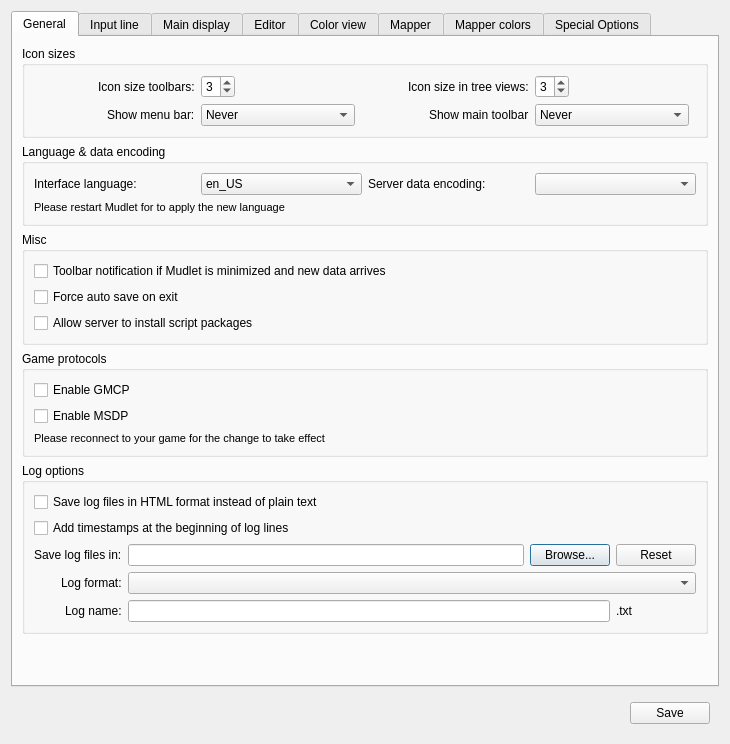
This is src/ui/profile_preferences.ui in Mudlet/Mudlet as Qt 5 draws it before an edit. The edited form follows.
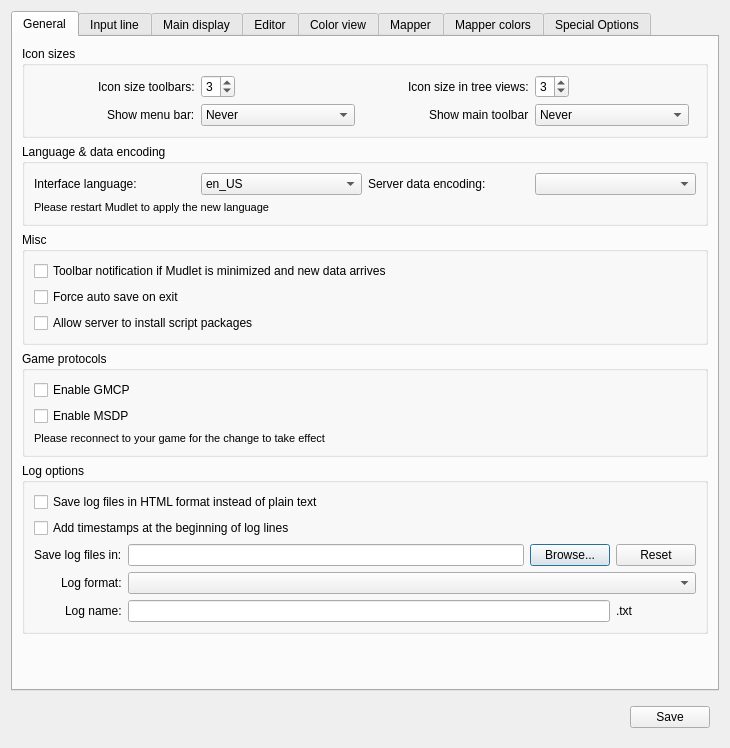
This is the edited form. Icons and pictures are not drawn. Custom widgets are drawn as their Qt base class.

Commit message: Fix grammar in language notification

Patch:
```diff
--- a/src/ui/profile_preferences.ui
+++ b/src/ui/profile_preferences.ui
@@ -7,7 +7,7 @@
     <x>0</x>
     <y>0</y>
     <width>730</width>
-    <height>744</height>
+    <height>748</height>
    </rect>
   </property>
   <property name="sizePolicy">
@@ -288,7 +288,7 @@
              </font>
             </property>
             <property name="text">
-             <string>Please restart Mudlet for to apply the new language</string>
+             <string>Please restart Mudlet to apply the new language</string>
             </property>
            </widget>
           </item>
```
Left out of the diff: 2 changed lines with no effect on the pictures.
